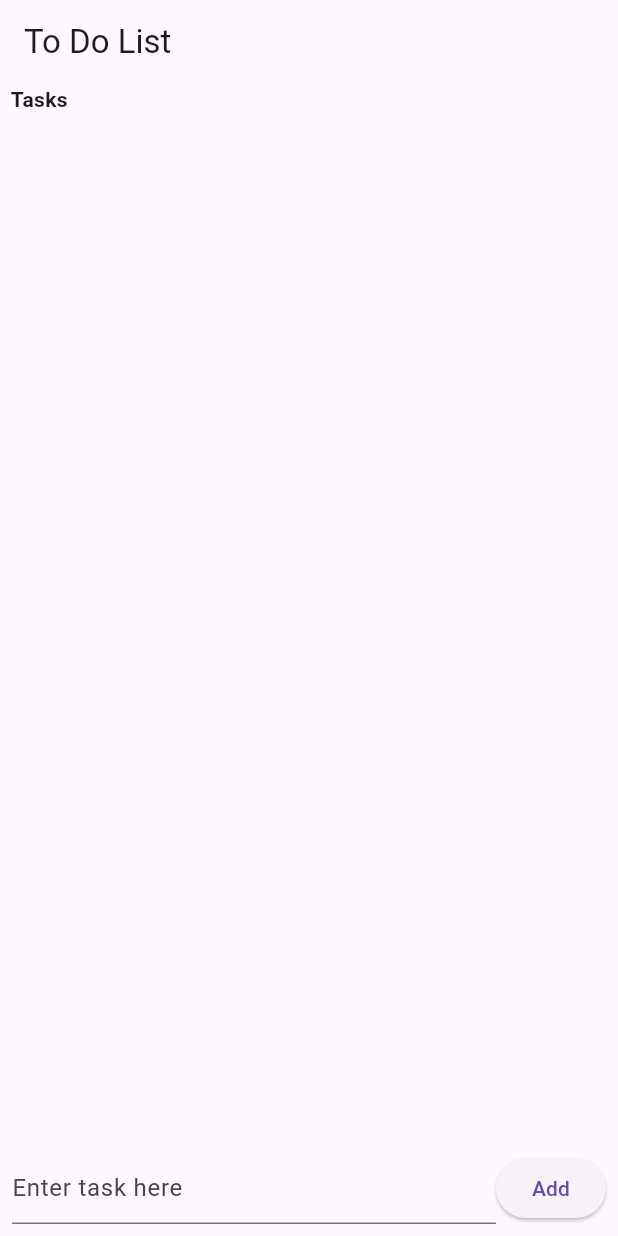
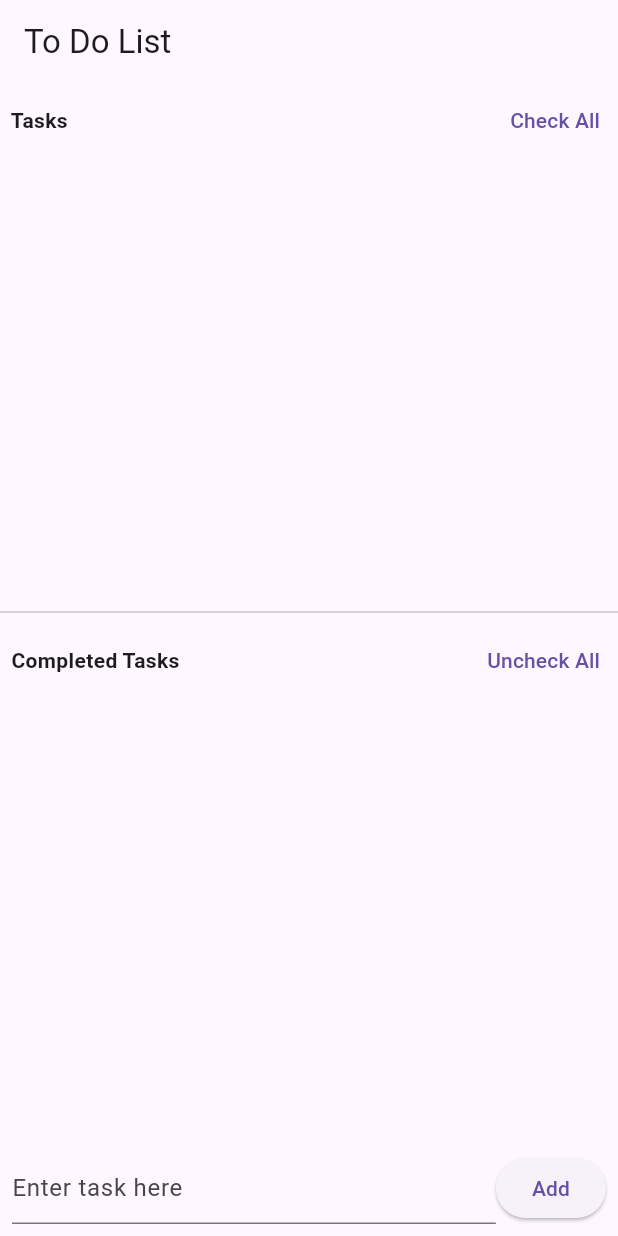
Before and after one commit to Meep220/AppDevProjects, a Flutter app: the screen it shows after launch, on a phone screen of 412 x 824 dp. Run offline on Flutter 3.47's test engine with Material 3 defaults, Android fonts, the phone set to English and light mode, and no system bars.

Commit message:
added Completed tasks, uncheck, buttons to mass check/uncheck

```diff
--- a/lib/Components/Todolist.dart
+++ b/lib/Components/Todolist.dart
@@ -18,6 +18,13 @@ class Todolist extends StatelessWidget {
                   mainAxisAlignment: MainAxisAlignment.spaceBetween,
                   children: [
                     Text('  Tasks', style: TextStyle(fontWeight: FontWeight.bold)),
+                    TextButton(
+                      onPressed: () {
+                        Provider.of<TodoList>(context, listen: false)
+                            .completeAllTasks();
+                      },
+                      child: Text('Check All'),
+                    ),
                   ],
                 ),
                 Expanded(
@@ -34,6 +41,55 @@ class Todolist extends StatelessWidget {
                               icon: Icon(Icons.check),
                               onPressed: () {
                                 todoList.completeTask(index);
+                              },
+                            ),
+                          );
+                        },
+                      );
+                    },
+                  ),
+                ),
+              ],
+            ),
+          ),
+          Divider(),
+          Expanded(
+            child: Column(
+              children: [
+                Row(
+                  mainAxisAlignment: MainAxisAlignment.spaceBetween,
+                  children: [
+                    Text('  Completed Tasks',
+                        style: TextStyle(fontWeight: FontWeight.bold)),
+                    TextButton(
+                      onPressed: () {
+                        Provider.of<TodoList>(context, listen: false)
+                            .uncompleteAllTasks();
+                      },
+                      child: Text('Uncheck All'),
+                    ),
+                  ],
+                ),
+                Expanded(
+                  child: Consumer<TodoList>(
+                    builder: (context, todoList, child) {
+                      return ListView.builder(
+                        itemCount: todoList.completedTasks.length,
+                        itemBuilder: (context, index) {
+                          final completedTask = todoList.completedTasks[index];
+                          return ListTile(
+                            leading: Text('${completedTask.number}.'),  // Same permanent number
+                            title: Text(
+                              completedTask.description,
+                              style: TextStyle(
+                                decoration: TextDecoration.lineThrough,
+                                color: Colors.grey,
+                              ),
+                            ),
+                            trailing: IconButton(
+                              icon: Icon(Icons.check_box),
+                              onPressed: () {
+                                todoList.uncompleteTask(index);
                               },
                             ),
                           );
@@ -89,6 +145,8 @@ class _AddTaskWidgetState extends State<AddTaskWidget> {
     );
   }
 }
+
+
 class Task {
   final int number;  // Permanent task number
   final String description;
@@ -104,15 +162,49 @@ class TodoList extends ChangeNotifier {
   List<Task> get tasks => _tasks;
   List<Task> get completedTasks => _completedTasks;
 
+  // Adding a task with a permanent number
   void addTask(String description) {
     _tasks.add(Task(_taskCounter, description));
     _taskCounter++;
+    _sortTasks();  // Sort tasks by number after adding
     notifyListeners();
   }
 
-
+  // Completing a task and sorting both lists
   void completeTask(int index) {
-    print("Clicked");
+    Task completedTask = _tasks.removeAt(index);
+    _completedTasks.add(completedTask);
+    _sortTasks();  // Sort both to-do and completed tasks after moving
     notifyListeners();
   }
+
+  // Uncompleting a task and sorting both lists
+  void uncompleteTask(int index) {
+    Task uncompletedTask = _completedTasks.removeAt(index);
+    _tasks.add(uncompletedTask);
+    _sortTasks();  // Sort both to-do and completed tasks after moving
+    notifyListeners();
+  }
+
+  // Mass complete all tasks
+  void completeAllTasks() {
+    _completedTasks.addAll(_tasks);
+    _tasks.clear();
+    _sortTasks();
+    notifyListeners();
+  }
+
+  // Mass uncomplete all tasks
+  void uncompleteAllTasks() {
+    _tasks.addAll(_completedTasks);
+    _completedTasks.clear();
+    _sortTasks();
+    notifyListeners();
+  }
+
+  // Sorting tasks by their permanent task number
+  void _sortTasks() {
+    _tasks.sort((a, b) => a.number.compareTo(b.number));  // Sort by task number
+    _completedTasks.sort((a, b) => a.number.compareTo(b.number));  // Sort completed tasks by number
+  }
 }
```
